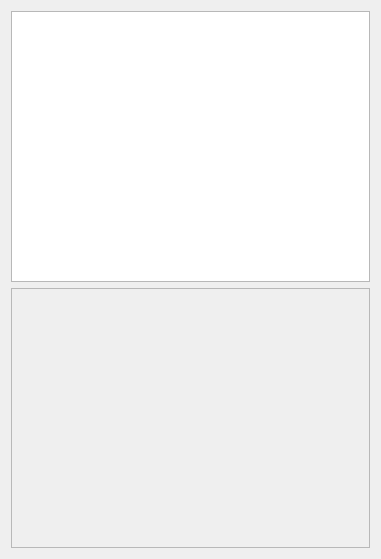
Old version of the form source/Forms/PageFuncPlot/PageEditPlot.ui in the repository yxingqin/CulcaMaid.
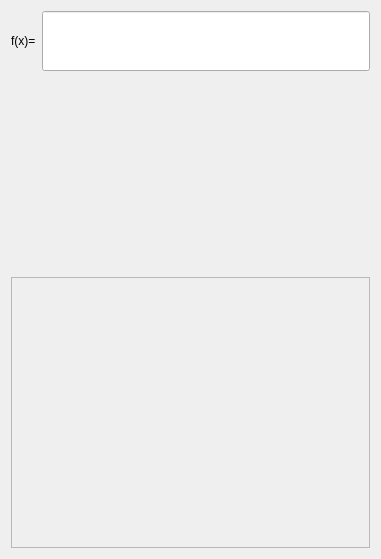
New version of the form. Custom widgets are drawn as their Qt base class.

Diff of the .ui file:
```diff
--- a/source/Forms/PageFuncPlot/PageEditPlot.ui
+++ b/source/Forms/PageFuncPlot/PageEditPlot.ui
@@ -15,33 +15,54 @@
   </property>
   <layout class="QVBoxLayout" name="verticalLayout">
    <item>
-    <widget class="QListView" name="listView">
-     <property name="autoScrollMargin">
-      <number>20</number>
+    <layout class="QHBoxLayout" name="horizontalLayout">
+     <item>
+      <widget class="QLabel" name="label">
+       <property name="text">
+        <string>f(x)=</string>
+       </property>
+      </widget>
+     </item>
+     <item>
+      <widget class="InputText" name="lineEdit">
+       <property name="minimumSize">
+        <size>
+         <width>0</width>
+         <height>60</height>
+        </size>
+       </property>
+      </widget>
+     </item>
+    </layout>
+   </item>
+   <item>
+    <spacer name="verticalSpacer">
+     <property name="orientation">
+      <enum>Qt::Vertical</enum>
      </property>
-     <property name="editTriggers">
-      <set>QAbstractItemView::AllEditTriggers</set>
+     <property name="sizeType">
+      <enum>QSizePolicy::Preferred</enum>
      </property>
-     <property name="dragEnabled">
-      <bool>false</bool>
+     <property name="sizeHint" stdset="0">
+      <size>
+       <width>20</width>
+       <height>200</height>
+      </size>
      </property>
-     <property name="movement">
-      <enum>QListView::Snap</enum>
-     </property>
-     <property name="layoutMode">
-      <enum>QListView::Batched</enum>
-     </property>
-     <property name="viewMode">
-      <enum>QListView::ListMode</enum>
-     </property>
-    </widget>
+    </spacer>
    </item>
    <item>
-    <widget class="ScienceKB" name="fmKb">
+    <widget class="ScienceKB" name="frame">
+     <property name="sizePolicy">
+      <sizepolicy hsizetype="Preferred" vsizetype="Expanding">
+       <horstretch>0</horstretch>
+       <verstretch>0</verstretch>
+      </sizepolicy>
+     </property>
      <property name="minimumSize">
       <size>
        <width>0</width>
-       <height>260</height>
+       <height>200</height>
       </size>
      </property>
      <property name="frameShape">
@@ -61,6 +82,11 @@
    <header>KeyBoard/ScienceKB.h</header>
    <container>1</container>
   </customwidget>
+  <customwidget>
+   <class>InputText</class>
+   <extends>QLineEdit</extends>
+   <header>InputText/InputText.h</header>
+  </customwidget>
  </customwidgets>
  <resources/>
  <connections/>
```
